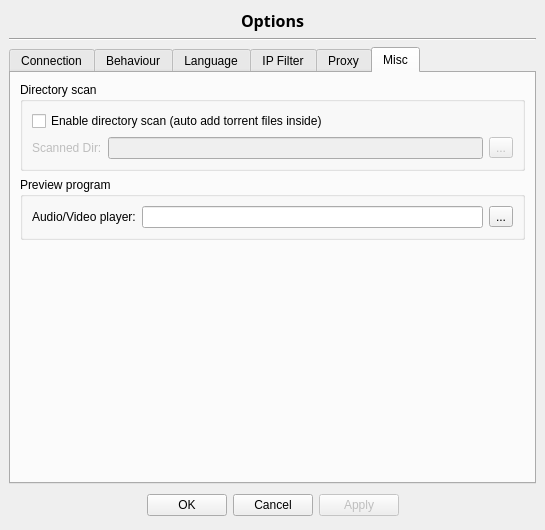
This is src/options.ui in SysAdminDoc/qBittorrent-Vanced as Qt 5 draws it before an edit. The edited form follows.
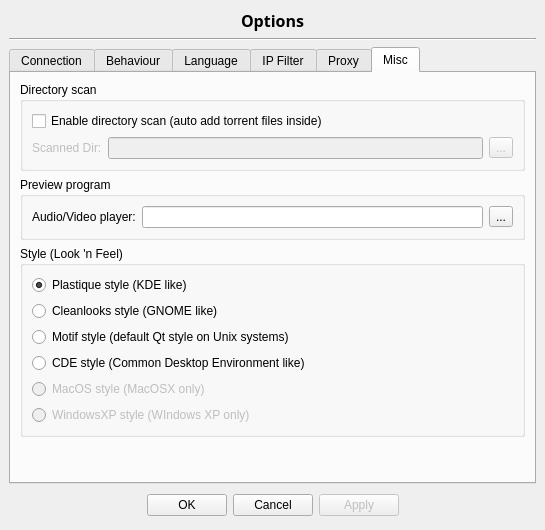
This is the edited form. The open tabs and pages were chosen to show the change.

Commit message: - Allow to change UPnP port while it is enabled - Allow to change qBT style! (GTK people should like Cleanlooks style)

The edit to the form file:
```diff
--- a/src/options.ui
+++ b/src/options.ui
@@ -1532,6 +1532,72 @@
          </layout>
         </widget>
        </item>
+       <item>
+        <widget class="QGroupBox" name="groupStyle" >
+         <property name="title" >
+          <string>Style (Look 'n Feel)</string>
+         </property>
+         <layout class="QVBoxLayout" >
+          <property name="margin" >
+           <number>9</number>
+          </property>
+          <property name="spacing" >
+           <number>6</number>
+          </property>
+          <item>
+           <widget class="QRadioButton" name="radioPlastiqueStyle" >
+            <property name="text" >
+             <string>Plastique style (KDE like)</string>
+            </property>
+            <property name="checked" >
+             <bool>true</bool>
+            </property>
+           </widget>
+          </item>
+          <item>
+           <widget class="QRadioButton" name="radioCleanlooksStyle" >
+            <property name="text" >
+             <string>Cleanlooks style (GNOME like)</string>
+            </property>
+           </widget>
+          </item>
+          <item>
+           <widget class="QRadioButton" name="radioMotifStyle" >
+            <property name="text" >
+             <string>Motif style (default Qt style on Unix systems)</string>
+            </property>
+           </widget>
+          </item>
+          <item>
+           <widget class="QRadioButton" name="radioCDEStyle" >
+            <property name="text" >
+             <string>CDE style (Common Desktop Environment like)</string>
+            </property>
+           </widget>
+          </item>
+          <item>
+           <widget class="QRadioButton" name="radioMacOSStyle" >
+            <property name="enabled" >
+             <bool>false</bool>
+            </property>
+            <property name="text" >
+             <string>MacOS style (MacOSX only)</string>
+            </property>
+           </widget>
+          </item>
+          <item>
+           <widget class="QRadioButton" name="radioWinXPStyle" >
+            <property name="enabled" >
+             <bool>false</bool>
+            </property>
+            <property name="text" >
+             <string>WindowsXP style (WIndows XP only)</string>
+            </property>
+           </widget>
+          </item>
+         </layout>
+        </widget>
+       </item>
        <item>
         <spacer>
          <property name="orientation" >
```
The commit also changes 57 other files.
